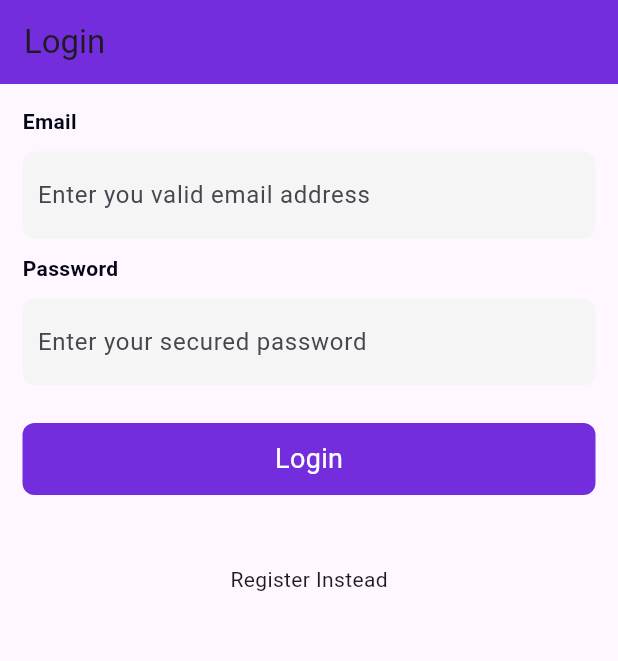
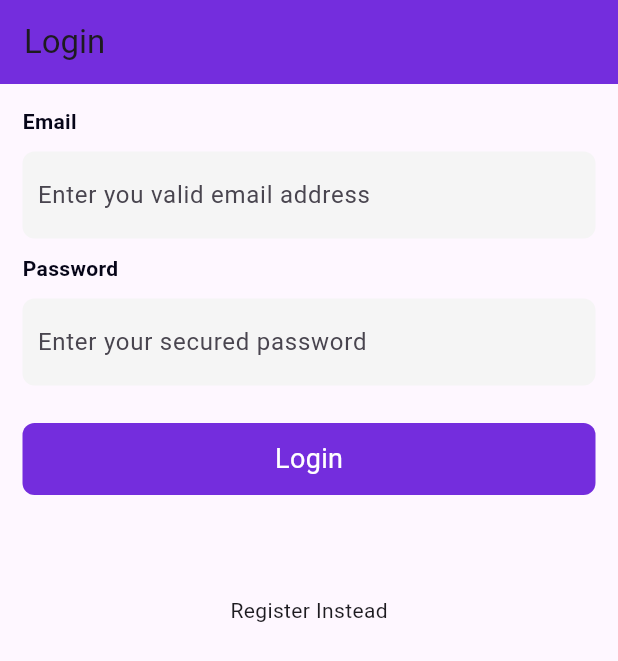
Before and after one commit to DannyMarvel/Danny_API, a Flutter app: the screen it shows after launch, on a phone screen of 412 x 824 dp. Shown: the top 661 px of the screen. Run offline on Flutter 3.47's test engine with Material 3 defaults, Android fonts, the phone set to English and light mode, and no system bars; our stand-ins replace shared_preferences.

Commit message:
today commit

```diff
--- a/lib/screens/authentication/login.dart
+++ b/lib/screens/authentication/login.dart
@@ -83,6 +83,7 @@ class _LoginPageState extends State<LoginPage> {
                       height: 10,
                     ),
                       Text(''),
+                      Text(''),
 
                     GestureDetector(
                       onTap: () {
```
